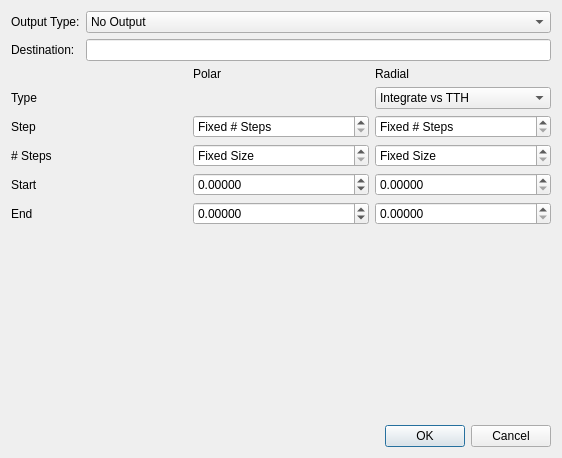
Qt form source/qxrdpolartransformdialog.ui (guyjennings/qxrd) before a commit.
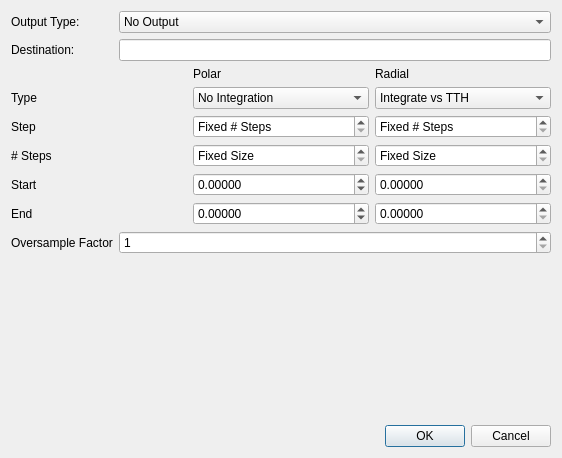
The same form after that commit.

Commit message: Add oversample and polar integration type controls to polar transform UI

```diff
--- a/source/qxrdpolartransformdialog.ui
+++ b/source/qxrdpolartransformdialog.ui
@@ -14,19 +14,6 @@
    <string>Polar Transform Current Image...</string>
   </property>
   <layout class="QGridLayout" name="gridLayout_2">
-   <item row="7" column="1">
-    <spacer name="verticalSpacer">
-     <property name="orientation">
-      <enum>Qt::Vertical</enum>
-     </property>
-     <property name="sizeHint" stdset="0">
-      <size>
-       <width>268</width>
-       <height>119</height>
-      </size>
-     </property>
-    </spacer>
-   </item>
    <item row="2" column="1">
     <widget class="QLineEdit" name="m_Destination"/>
    </item>
@@ -199,6 +186,20 @@
        </property>
       </widget>
      </item>
+     <item row="1" column="1">
+      <widget class="QComboBox" name="m_PolarType">
+       <item>
+        <property name="text">
+         <string>No Integration</string>
+        </property>
+       </item>
+       <item>
+        <property name="text">
+         <string>Integrate vs Chi</string>
+        </property>
+       </item>
+      </widget>
+     </item>
     </layout>
    </item>
    <item row="8" column="0" colspan="2">
@@ -242,6 +243,36 @@
      </item>
     </widget>
    </item>
+   <item row="7" column="0" colspan="2">
+    <spacer name="verticalSpacer">
+     <property name="orientation">
+      <enum>Qt::Vertical</enum>
+     </property>
+     <property name="sizeHint" stdset="0">
+      <size>
+       <width>268</width>
+       <height>119</height>
+      </size>
+     </property>
+    </spacer>
+   </item>
+   <item row="6" column="0">
+    <widget class="QLabel" name="label_10">
+     <property name="text">
+      <string>Oversample Factor</string>
+     </property>
+    </widget>
+   </item>
+   <item row="6" column="1">
+    <widget class="QSpinBox" name="m_Oversample">
+     <property name="minimum">
+      <number>1</number>
+     </property>
+     <property name="maximum">
+      <number>10</number>
+     </property>
+    </widget>
+   </item>
   </layout>
  </widget>
  <resources/>
```
The commit also changes 4 other files.
